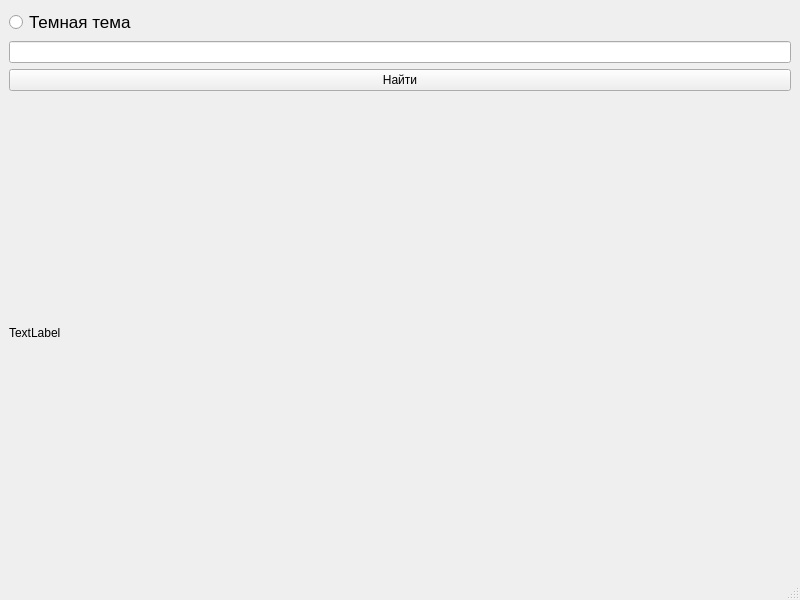
Above: main_window.ui from ArinaTrepacheva/api_task before the change. Below: the same form after it.
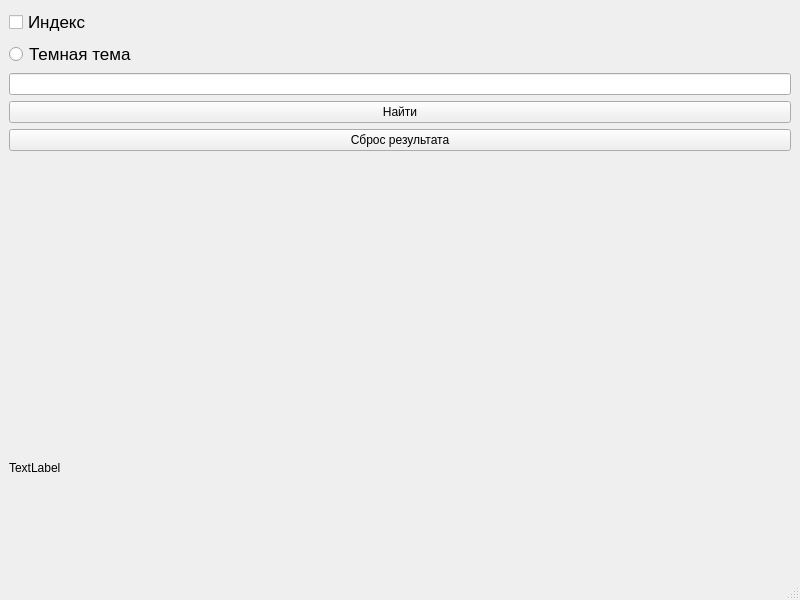
That is the form after the change.

Commit message: task3_dop_ui

```diff
--- a/main_window.ui
+++ b/main_window.ui
@@ -15,14 +15,33 @@
   </property>
   <widget class="QWidget" name="centralwidget">
    <layout class="QGridLayout" name="gridLayout">
-    <item row="5" column="0">
+    <item row="6" column="0">
+     <widget class="QPushButton" name="dell">
+      <property name="text">
+       <string>Сброс результата</string>
+      </property>
+     </widget>
+    </item>
+    <item row="7" column="0">
+     <widget class="QLabel" name="address">
+      <property name="font">
+       <font>
+        <pointsize>10</pointsize>
+       </font>
+      </property>
+      <property name="text">
+       <string/>
+      </property>
+     </widget>
+    </item>
+    <item row="8" column="0">
      <widget class="QLabel" name="g_map">
       <property name="text">
        <string>TextLabel</string>
       </property>
      </widget>
     </item>
-    <item row="0" column="0">
+    <item row="1" column="0">
      <widget class="QRadioButton" name="radioButton">
       <property name="font">
        <font>
@@ -34,16 +53,28 @@
       </property>
      </widget>
     </item>
-    <item row="3" column="0">
-     <widget class="QLineEdit" name="lineEdit"/>
-    </item>
     <item row="4" column="0">
+     <widget class="QLineEdit" name="lineEdit"/>
+    </item>
+    <item row="5" column="0">
      <widget class="QPushButton" name="button">
       <property name="text">
        <string>Найти</string>
       </property>
      </widget>
     </item>
+    <item row="0" column="0">
+     <widget class="QCheckBox" name="index">
+      <property name="font">
+       <font>
+        <pointsize>13</pointsize>
+       </font>
+      </property>
+      <property name="text">
+       <string>Индекс</string>
+      </property>
+     </widget>
+    </item>
    </layout>
   </widget>
   <widget class="QMenuBar" name="menubar">
```
